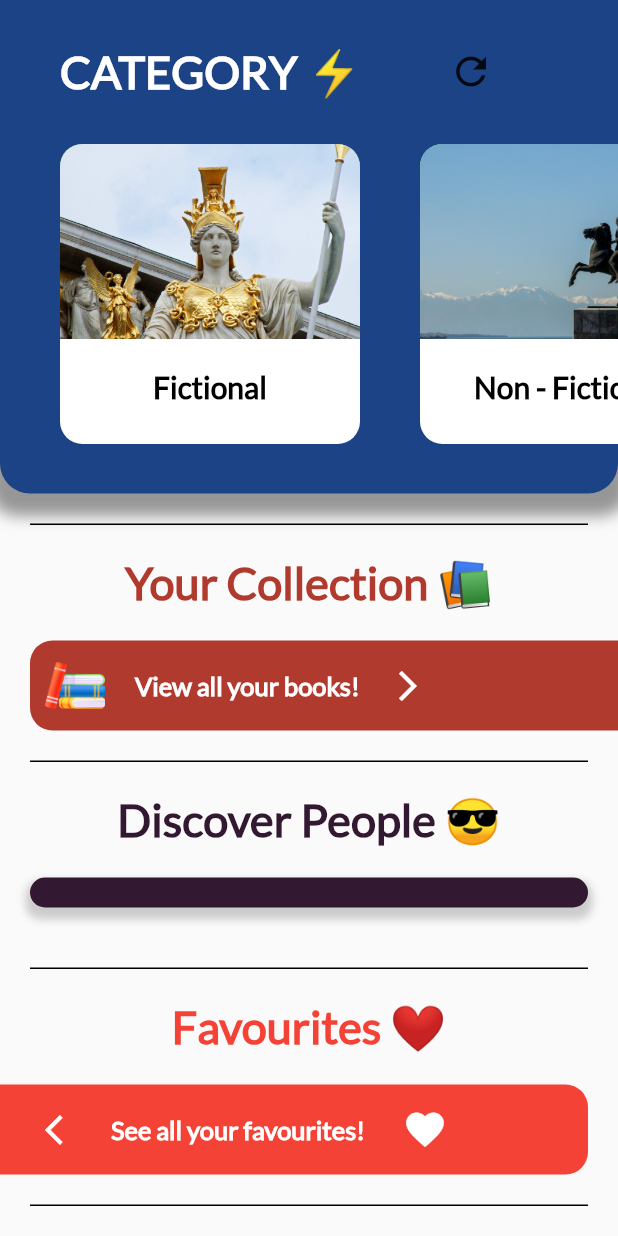
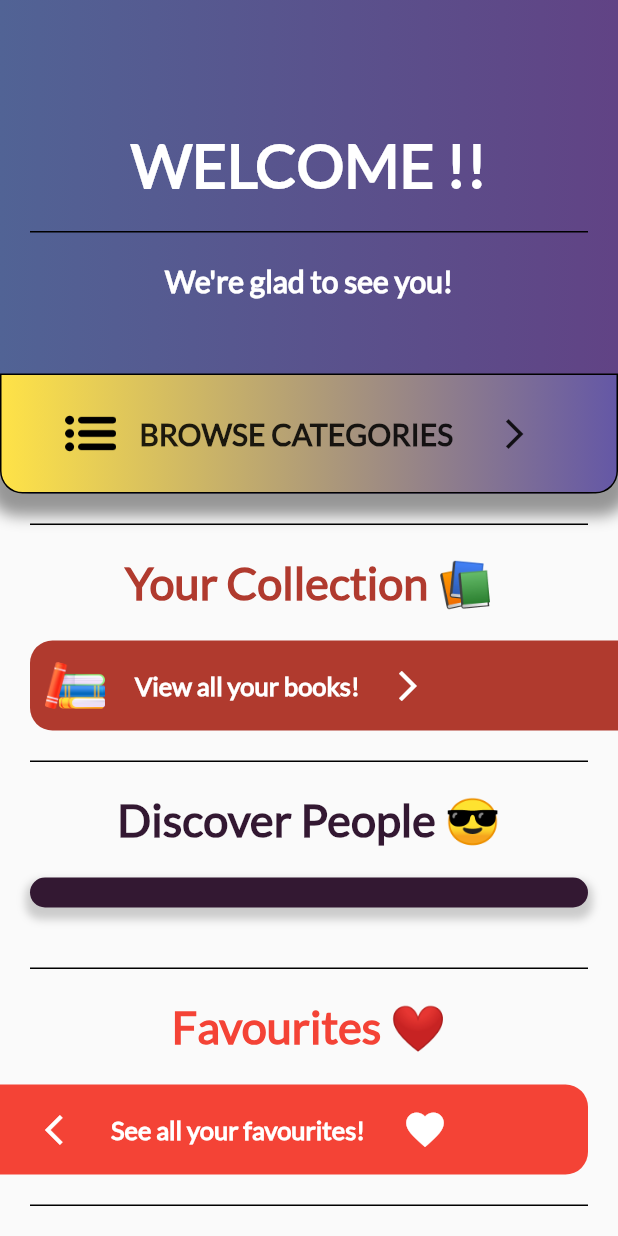
Before and after one commit to KeemoKimo/library_app, a Flutter app: the HomeScreen screen opened by its route, scrolled down 71 dp, on a phone screen of 412 x 824 dp. Run offline on Flutter 3.47's test engine with Material 2 defaults, Android fonts, the phone set to English and light mode, and no system bars; drawn by our look-alikes of animated_text_kit; our stand-ins replace cloud_firestore, country_picker, file_picker, firebase_auth, firebase_core, firebase_storage and 2 more; accounts and stored records are empty.

Commit message:
Revamped the Category section of the main page
I will remove the Scroll view thing in exchange for an entirely new screen with all of the categeories.

```diff
--- a/lib/HomeScreen.dart
+++ b/lib/HomeScreen.dart
@@ -18,8 +18,6 @@ import 'package:library_app/categoryPages/philosophy.dart';
 import 'package:library_app/categoryPages/sci_fi.dart';
 import 'dart:math' as math;
 import 'package:library_app/myAccount.dart';
-import 'InfoPages/aboutUs.dart';
-import 'main.dart';
 import 'main.dart';
 
 class HomeScreen extends StatefulWidget {
@@ -29,7 +27,7 @@ class HomeScreen extends StatefulWidget {
   _HomeScreenState createState() => _HomeScreenState();
 }
 
-class _HomeScreenState extends State<HomeScreen> {
+class _HomeScreenState extends State<HomeScreen> with TickerProviderStateMixin {
   FirebaseAuth auth = FirebaseAuth.instance;
   FirebaseFirestore firestore = FirebaseFirestore.instance;
   late User loggedInUser;
@@ -54,6 +52,7 @@ class _HomeScreenState extends State<HomeScreen> {
   // late List<Widget> bookCovers = [];
   // late List<Widget> bookAuthors = [];
 
+//! FUNCTION WHEN THE SCREEN IS FIRED
   @override
   void initState() {
     super.initState();
@@ -64,6 +63,7 @@ class _HomeScreenState extends State<HomeScreen> {
     });
   }
 
+//! FUNCTION FOR GETTING THE LOGGED IN USER
   getCurrentUser() async {
     try {
       final user = auth.currentUser;
@@ -77,6 +77,7 @@ class _HomeScreenState extends State<HomeScreen> {
     }
   }
 
+//! FUNCTION TO MAKE A DIVIER
   Container customDivider() {
     return Container(
       padding: EdgeInsets.all(20),
@@ -88,6 +89,7 @@ class _HomeScreenState extends State<HomeScreen> {
     );
   }
 
+//! FUNCTION FOR MAKING A CUSTOM CATEGORY CONTAINER
   Container customSmallContainer(String imagePath, String description) {
     return Container(
       margin: EdgeInsets.only(right: 20, left: 20),
@@ -201,8 +203,24 @@ class _HomeScreenState extends State<HomeScreen> {
     );
   }
 
+//! GIVING ANIMATION (SLIDING)
+  late final AnimationController _controller = AnimationController(
+    duration: const Duration(seconds: 2),
+    vsync: this,
+  )..repeat(reverse: true).timeout(Duration(seconds: 2 * 10), onTimeout: () {
+      _controller.forward(from: 0);
+      _controller.stop(canceled: true);
+    });
+  late final Animation<Offset> _offsetAnimation = Tween<Offset>(
+    begin: Offset.zero,
+    end: const Offset(1.5, 0.0),
+  ).animate(CurvedAnimation(
+    parent: _controller,
+    curve: Curves.elasticIn,
+  ));
   @override
   Widget build(BuildContext context) {
+    //! DRAWER (THE THING THAT SLIDES FROM THE LEFT SIDE)
     var drawer2 = Drawer(
       child: MediaQuery.removePadding(
         removeTop: true,
@@ -405,6 +423,7 @@ class _HomeScreenState extends State<HomeScreen> {
       ),
     );
 
+    //! MAIN SCREEN
     return WillPopScope(
       onWillPop: () async => false,
       child: Scaffold(
@@ -469,15 +488,19 @@ class _HomeScreenState extends State<HomeScreen> {
                       physics: ScrollPhysics(),
                       child: Column(
                         children: <Widget>[
-                          //Container with categories
+                          //! CONTAINER FOR CATEGORIES
                           Container(
                             width: double.infinity,
                             height: 400,
                             decoration: BoxDecoration(
-                              color: Color(
-                                      (math.Random().nextDouble() * 0xFFFFFF)
-                                          .toInt())
-                                  .withOpacity(1.0),
+                              gradient: LinearGradient(
+                                begin: Alignment.centerRight,
+                                end: Alignment.centerLeft,
+                                colors: [
+                                  Color(0xFF614385),
+                                  Color(0xFF516395),
+                                ],
+                              ),
                               borderRadius: BorderRadius.only(
                                 bottomLeft: Radius.circular(20),
                                 bottomRight: Radius.circular(20),
@@ -493,169 +516,97 @@ class _HomeScreenState extends State<HomeScreen> {
                               ],
                             ),
                             child: Column(
+                              mainAxisAlignment: MainAxisAlignment.end,
                               children: [
-                                Row(
+                                SlideTransition(
+                                  position: _offsetAnimation,
+                                  child: Text(
+                                    "WELCOME !!",
+                                    style: TextStyle(
+                                      fontSize: 40,
+                                      fontWeight: FontWeight.bold,
+                                      color: Colors.white,
+                                    ),
+                                  ),
+                                ),
+                                customDivider(),
+                                Text(
+                                  "We're glad to see you!",
+                                  style: TextStyle(
+                                    fontSize: 20,
+                                    fontWeight: FontWeight.bold,
+                                    color: Colors.white,
+                                  ),
+                                ),
+                                GestureDetector(
+                                  onTap: () {
+                                    print("Hello world");
+                                  },
+                                  child: Container(
+                                    margin: EdgeInsets.only(top: 50),
+                                    width: double.infinity,
+                                    padding:
+                                        EdgeInsets.symmetric(horizontal: 20),
+                                    height: 80,
+                                    decoration: BoxDecoration(
+                                      gradient: LinearGradient(
+                                        begin: Alignment.centerLeft,
+                                        end: Alignment.centerRight,
+                                        colors: [
+                                          Color(0xFFFFE347),
+                                          Color(0xFF6457A6),
+                                        ],
+                                      ),
+                                      borderRadius: BorderRadius.only(
+                                        bottomLeft: Radius.circular(15),
+                                        bottomRight: Radius.circular(15),
+                                      ),
+                                      border: Border.all(
+                                        width: 1,
+                                        color: Colors.black,
+                                      ),
+                                    ),
+                                    child: Row(
+                                      mainAxisAlignment:
+                                          MainAxisAlignment.center,
                                       children: [
                                         Container(
-                                      alignment: Alignment.centerLeft,
-                                      margin: EdgeInsets.only(
-                                          left: 20, top: 100, bottom: 30),
-                                      padding: EdgeInsets.only(left: 20),
-                                      child: SizedBox(
-                                        width: 250.0,
-                                        child: DefaultTextStyle(
-                                          style: const TextStyle(
-                                            fontSize: 30.0,
-                                            fontFamily: 'Lato',
+                                          width: 34,
+                                          height: 34,
+                                          decoration: BoxDecoration(
+                                            image: DecorationImage(
+                                              alignment:
+                                                  FractionalOffset.topCenter,
+                                              image: AssetImage(
+                                                  "assets/images/categories.png"),
+                                              fit: BoxFit.cover,
+                                            ),
+                                          ),
+                                        ),
+                                        Container(
+                                          width: 240,
+                                          child: Center(
+                                            child: Text(
+                                              "BROWSE CATEGORIES",
+                                              style: TextStyle(
                                                 fontWeight: FontWeight.bold,
-                                          ),
-                                          child: AnimatedTextKit(
-                                            totalRepeatCount: 5,
-                                            animatedTexts: [
-                                              TypewriterAnimatedText(
-                                                'CATEGORY ⚡️',
-                                              ),
-                                            ],
-                                            onTap: () {
-                                              print("Tap Event");
-                                            },
+                                                fontSize: 20,
                                               ),
                                             ),
                                           ),
                                         ),
                                         Container(
-                                      margin: EdgeInsets.only(top: 70),
-                                      child: IconButton(
-                                        onPressed: () {
-                                          setState(() {});
-                                        },
-                                        icon: Icon(Icons.refresh),
-                                        iconSize: 30,
+                                          width: 51,
+                                          child: Center(
+                                            child: Icon(
+                                              Icons.arrow_forward_ios,
+                                            ),
                                           ),
                                         ),
                                       ],
                                     ),
-                                SingleChildScrollView(
-                                  scrollDirection: Axis.horizontal,
-                                  child: Container(
-                                    margin:
-                                        EdgeInsets.symmetric(horizontal: 20),
-                                    height: 200,
-                                    child: Row(
-                                      children: [
-                                        GestureDetector(
-                                          onTap: () {
-                                            print('Fictional');
-                                            Navigator.push(
-                                              context,
-                                              MaterialPageRoute(
-                                                  builder: (context) =>
-                                                      fictionPage()),
-                                            );
-                                          },
-                                          child: customSmallContainer(
-                                              'assets/images/athena_fictional.jpg',
-                                              'Fictional'),
-                                        ),
-                                        GestureDetector(
-                                          onTap: () {
-                                            Navigator.push(
-                                              context,
-                                              MaterialPageRoute(
-                                                  builder: (context) =>
-                                                      Non_Fiction_Page()),
-                                            );
-                                          },
-                                          child: customSmallContainer(
-                                              'assets/images/alexander_non_fiction.jpg',
-                                              'Non - Fictional'),
-                                        ),
-                                        GestureDetector(
-                                          onTap: () {
-                                            Navigator.push(
-                                              context,
-                                              MaterialPageRoute(
-                                                  builder: (context) =>
-                                                      HistoricalPage()),
-                                            );
-                                          },
-                                          child: customSmallContainer(
-                                              'assets/images/napoleon_historical.jpg',
-                                              'Historical'),
-                                        ),
-                                        GestureDetector(
-                                          onTap: () {
-                                            Navigator.push(
-                                              context,
-                                              MaterialPageRoute(
-                                                  builder: (context) =>
-                                                      PhilosophyPage()),
-                                            );
-                                          },
-                                          child: customSmallContainer(
-                                              'assets/images/plato_philosopher.jpg',
-                                              'Philosophy'),
-                                        ),
-                                        GestureDetector(
-                                          onTap: () {
-                                            Navigator.push(
-                                              context,
-                                              MaterialPageRoute(
-                                                builder: (context) =>
-                                                    SciFiPage(),
-                                              ),
-                                            );
-                                          },
-                                          child: customSmallContainer(
-                                              'assets/images/sci_fi.jpg',
-                                              'Sci - Fi'),
-                                        ),
-                                        GestureDetector(
-                                          onTap: () {
-                                            Navigator.push(
-                                              context,
-                                              MaterialPageRoute(
-                                                builder: (context) =>
-                                                    ComicPage(),
-                                              ),
-                                            );
-                                          },
-                                          child: customSmallContainer(
-                                              'assets/images/comic.jpg',
-                                              'Comic'),
-                                        ),
-                                        GestureDetector(
-                                          onTap: () {
-                                            Navigator.push(
-                                              context,
-                                              MaterialPageRoute(
-                                                builder: (context) =>
-                                                    BiographyPage(),
-                                              ),
-                                            );
-                                          },
-                                          child: customSmallContainer(
-                                              'assets/images/biography.jpg',
-                                              'Biography'),
-                                        ),
-                                        GestureDetector(
-                                          onTap: () {
-                                            Navigator.push(
-                                              context,
-                                              MaterialPageRoute(
-                                                builder: (context) =>
-                                                    DesignPage(),
-                                              ),
-                                            );
-                                          },
-                                          child: customSmallContainer(
-                                              'assets/images/design.jpg',
-                                              'Design'),
-                                        ),
-                                      ],
                                   ),
                                 ),
-                                )
                               ],
                             ),
                           ),
@@ -1111,6 +1062,7 @@ class _HomeScreenState extends State<HomeScreen> {
   }
 }
 
+//TODO THE CLASS TO PASS ALL OF THE BOOKS (CLICKED) INFO TO ANOTHER SCREEN
 class ScreenArguments {
   late final String bookTitle;
   late final String bookAuthor;
@@ -1143,6 +1095,7 @@ class ScreenArguments {
   );
 }
 
+//TODO THE CLASS TO PASS ALL OF THE  LOGGED IN USER (CLICKED) INFO TO ANOTHER SCREEN
 class UserArguments {
   late final String age;
   late final String email;
--- a/pubspec.yaml
+++ b/pubspec.yaml
@@ -73,6 +73,7 @@ flutter:
     - assets/images/eye.png
     - assets/images/allBooks.png
     - assets/images/success.png
+    - assets/images/categories.png
   fonts:
     - family: Lato
       fonts:
```
Also changed, not shown: assets/images/categories.png (added). Lines whose indentation alone changed are shown as unchanged.
